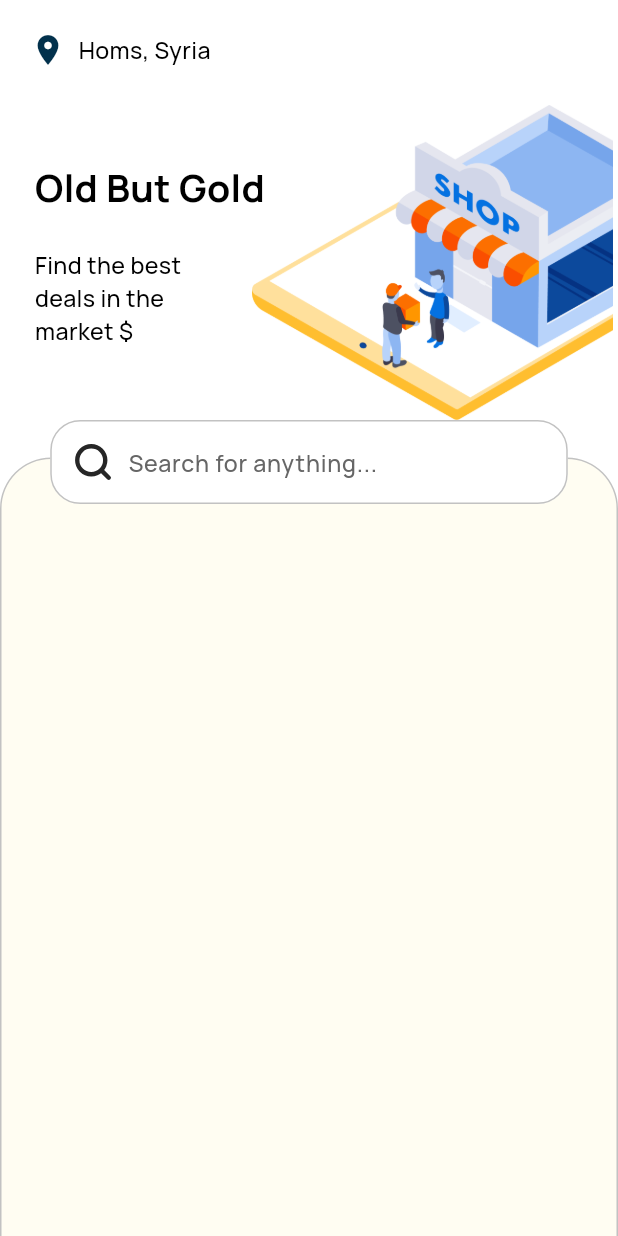
After one commit to moayyad24/old_but_gold, a Flutter app: the HomeScreen screen opened by its route, on a phone screen of 412 x 824 dp. The commit adds this screen. Run offline on Flutter 3.47's test engine with Material 3 defaults, Android fonts, the phone set to English and light mode, and no system bars; our stand-ins replace dartz, device_preview, dio, flutter_bloc, flutter_screenutil, flutter_svg and 2 more; missing offline and left inert: adoptive_calendar, slang; accounts and stored records are empty; generated files the repository leaves out were written again.

Commit message:
refactor home screen code

```diff
--- /dev/null
+++ b/lib/features/home/ui/widgets/home_body.dart
@@ -0,0 +1,21 @@
+import 'package:flutter/material.dart';
+import 'package:flutter_screenutil/flutter_screenutil.dart';
+import 'package:old_but_gold/core/theme/app_colors.dart';
+
+class HomeBody extends StatelessWidget {
+  const HomeBody({super.key});
+
+  @override
+  Widget build(BuildContext context) {
+    return Container(
+      decoration: BoxDecoration(
+        color: AppColors.whiteFFFDF2,
+        borderRadius: const BorderRadius.vertical(top: Radius.circular(34)),
+        border: Border.all(color: AppColors.greyC2C2C2),
+      ),
+      margin: EdgeInsets.only(top: 25),
+      padding: EdgeInsets.only(left: 24, right: 24).r,
+      child: SizedBox(width: double.infinity, height: 1000),
+    );
+  }
+}
--- /dev/null
+++ b/lib/features/home/ui/widgets/home_search_bar.dart
@@ -0,0 +1,53 @@
+import 'package:flutter/material.dart';
+import 'package:flutter_screenutil/flutter_screenutil.dart';
+import 'package:old_but_gold/core/theme/app_colors.dart';
+import 'package:flutter_svg/svg.dart';
+
+class HomeSearchBar extends StatelessWidget {
+  const HomeSearchBar({super.key});
+  @override
+  Widget build(BuildContext context) {
+    return Positioned(
+      top: 0,
+      width: 345,
+      child: TextField(
+        decoration: InputDecoration(
+          prefixIcon: Padding(
+            padding: const EdgeInsetsDirectional.only(
+              start: 14,
+              top: 10,
+              bottom: 10,
+              end: 5,
+            ),
+            child: SvgPicture.asset('assets/icons/search_icon.svg'),
+          ),
+          isDense: true,
+          hintText: 'Search for anything...',
+          hintStyle: TextStyle(
+            color: AppColors.darkGrey666666,
+            fontSize: 16.sp,
+          ),
+          fillColor: AppColors.whiteFFFFFF,
+          enabledBorder: OutlineInputBorder(
+            borderRadius: BorderRadius.circular(20),
+            borderSide: const BorderSide(color: AppColors.greyC2C2C2),
+          ),
+          border: OutlineInputBorder(
+            borderRadius: BorderRadius.circular(20),
+            borderSide: const BorderSide(
+              color: AppColors.greyC2C2C2,
+              width: 1.5,
+            ),
+          ),
+          focusedBorder: OutlineInputBorder(
+            borderRadius: BorderRadius.circular(20),
+            borderSide: const BorderSide(
+              color: AppColors.blue2E8DFA,
+              width: 1.5,
+            ),
+          ),
+        ),
+      ),
+    );
+  }
+}
```
Also changed, not shown: lib/features/home/ui/home_screen.dart (+2 -102 lines), lib/features/home/ui/widgets/home_sliver_body.dart (added, +23 -0 lines), lib/features/home/ui/widgets/home_top_section.dart (+22 -0 lines).
